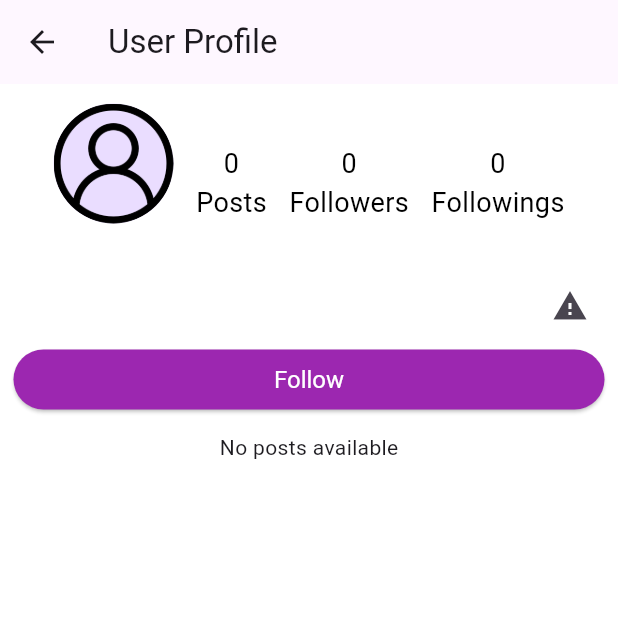
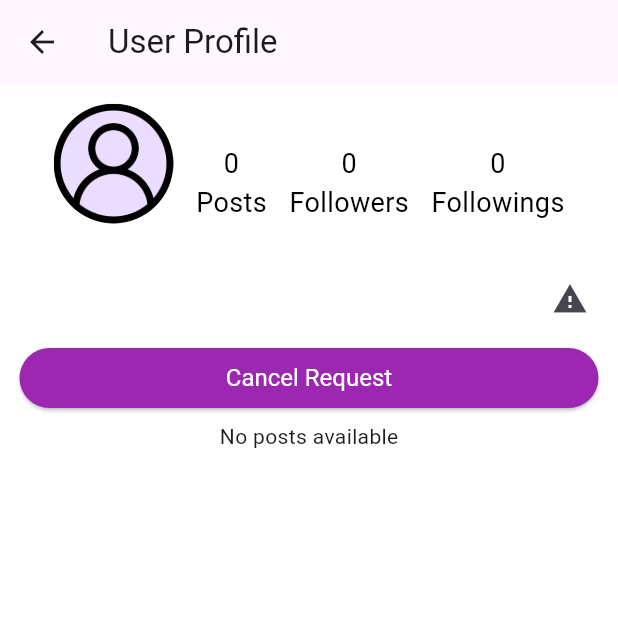
Before and after one commit to SumanTanwar/SocialTrails_Flutter, a Flutter app: the FollowUnfollowView screen opened directly with empty values, after a tap on "Follow", on a phone screen of 412 x 824 dp, the top half of it. Run offline on Flutter 3.47's test engine with Material 3 defaults, Android fonts, the phone set to English and light mode, and no system bars; our stand-ins replace connectivity_plus, firebase_auth, firebase_core, firebase_database, firebase_storage, google_maps_flutter and 3 more; accounts and stored records are empty.

Commit message:
send and cancel request done

```diff
--- a/lib/Utility/FollowService.dart
+++ b/lib/Utility/FollowService.dart
@@ -76,7 +76,7 @@ class FollowService implements IFollowService {
         final newUserFollow = {
           "followId": followId,
           "userId": currentUserId,
-          "followingIds": {userIdToFollow: true},
+          "followingIds": {userIdToFollow: false},
           "followerIds": [],
           "createdOn": DateTime.now().toIso8601String(),
         };
--- a/lib/follounfollow.dart
+++ b/lib/follounfollow.dart
@@ -1,6 +1,7 @@
 import 'package:flutter/material.dart';
 import 'package:socialtrailsapp/Interface/OperationCallback.dart';
 import 'package:socialtrailsapp/ModelData/Report.dart';
+import 'package:socialtrailsapp/Utility/FollowService.dart';
 import 'package:socialtrailsapp/Utility/ReportService.dart';
 import 'package:socialtrailsapp/Utility/SessionManager.dart';
 import 'package:socialtrailsapp/Utility/UserService.dart';
@@ -14,6 +15,7 @@ import '../Utility/Utils.dart';
 class FollowUnfollowView extends StatefulWidget {
   final String userId;
 
+
   FollowUnfollowView({required this.userId});
 
   @override
@@ -22,9 +24,108 @@ class FollowUnfollowView extends StatefulWidget {
 
 class _FollowUnfollowViewState extends State<FollowUnfollowView> {
   Users? user;
+
+
   bool isLoading = true;
+  bool isFollowing = false;
+  bool isPendingRequest = false;
+  bool isFollowUnFollow = true;
+  bool isFollowedBack = false;
+  bool showConfirmationButtons = false;
+  String alertMessage = '';
+  bool showingAlert = false;
+
+  String currentUserId = SessionManager().getUserID()!;
   final UserService userService = UserService();
   final UserPostService userPostService = UserPostService();
+  final FollowService followService = FollowService();
+
+
+
+  void sendFollowRequest() {
+    setState(() {
+      isPendingRequest = true;
+      isFollowing = true;
+      isFollowUnFollow = false;
+    });
+
+    // Call the sendFollowRequest method
+    followService.sendFollowRequest(currentUserId, widget.userId).then((_) {
+      // If the function completes successfully
+      setState(() {
+        alertMessage = "Follow request sent!";
+        showingAlert = true;
+        isFollowUnFollow = false; // Change button to unfollow after request is sent
+      });
+    }).catchError((error) {
+      // Handle the error
+      setState(() {
+        alertMessage = "Error sending follow request: $error";
+        showingAlert = true;
+      });
+    });
+  }
+
+  Future<void> _checkPendingRequest() async {
+    bool hasPendingRequest = await followService.checkPendingRequestsForCancel(currentUserId, widget.userId);
+    setState(() {
+      isPendingRequest = hasPendingRequest;
+      isFollowUnFollow = !isPendingRequest;  // If there's a pending request, we shouldn't show the "Follow" button
+    });
+  }
+
+  void unfollowUser() {
+    setState(() {
+      isFollowing = false;
+    });
+  }
+
+  void cancelFollowRequest() {
+    setState(() {
+      isPendingRequest = false;
+      isFollowUnFollow = true;
+    });
+
+    // Call the cancelFollowRequest method
+    followService.cancelFollowRequest(currentUserId, widget.userId).then((_) {
+      // If the function completes successfully
+   //   followService.sendNotify(widget.userId, 'has cancelled the follow request', currentUserId);
+
+      setState(() {
+        alertMessage = "Follow request canceled!";
+        showingAlert = true;
+        isFollowUnFollow = true;  // Change button back to "Follow"
+      });
+    }).catchError((error) {
+      // Handle the error
+      setState(() {
+        alertMessage = "Error canceling follow request: $error";
+        showingAlert = true;
+      });
+    });
+  }
+
+  void confirmFollowRequest() {
+    setState(() {
+      isPendingRequest = false;
+      isFollowing = true;
+    });
+  }
+
+  void rejectFollowRequest() {
+    setState(() {
+      isPendingRequest = false;
+    });
+  }
+
+  void followBack() {
+    setState(() {
+      isFollowedBack = false;
+      isFollowing = true;
+    });
+  }
+
+
   List<String> _postImages = [];
   int postsCount = 0;
 
@@ -32,6 +133,7 @@ class _FollowUnfollowViewState extends State<FollowUnfollowView> {
   void initState() {
     super.initState();
     _fetchUserDetails();
+    _checkPendingRequest();
   }
 
   Future<void> _fetchUserDetails() async {
@@ -41,6 +143,8 @@ class _FollowUnfollowViewState extends State<FollowUnfollowView> {
       isLoading = false;
     });
   }
+
+
 
   Future<void> _fetchUserPosts(String userId) async {
     await userPostService.getAllUserPost(userId, DataOperationCallback<List<UserPost>>(
@@ -61,11 +165,6 @@ class _FollowUnfollowViewState extends State<FollowUnfollowView> {
         print("Failed to fetch posts: $error");
       },
     ));
-  }
-
-  void _followUser() {
-    // Add your follow logic here, e.g., API call to follow the user
-    print("Followed user with ID: ${widget.userId}");
   }
 
   void openReportDialog(BuildContext context, String userId) {
@@ -208,26 +307,58 @@ class _FollowUnfollowViewState extends State<FollowUnfollowView> {
                   ProfileStat(count: '0', label: 'Followings'), // Placeholder for followings count
                 ],
               ),
-              SizedBox(height: 5),
               UserDetailText(label: user?.bio ?? '', onReportPressed: () => openReportDialog(context, user!.userId)),
             //  SizedBox(height: 5),
 
+              Padding(
+                padding: const EdgeInsets.all(4.0),
+                child: Column(
+                  children: [
+                    // Follow/Unfollow button with your provided style
+                    if (!isPendingRequest) // Show follow/unfollow only if no pending request
                       Padding(
                         padding: const EdgeInsets.all(1.0),
                         child: SizedBox(
                           width: double.infinity,
                           child: ElevatedButton(
-                    onPressed: _followUser,
+                            onPressed: isFollowing ? unfollowUser : sendFollowRequest,
+                            style: ElevatedButton.styleFrom(
+                              backgroundColor: Colors.purple, // Button color
+                              padding: const EdgeInsets.symmetric(vertical: 10.0),
+                              textStyle: const TextStyle(fontSize: 16),
+                            ),
+                            child: Text(
+                              isFollowing ? 'Unfollow' : 'Follow',
+                              style: TextStyle(color: Colors.white),
+                            ),
+                          ),
+                        ),
+                      ),
+
+                    // Cancel Request button
+                    if (isPendingRequest) // Show cancel request only if there's a pending request
+                      Padding(
+                        padding: const EdgeInsets.all(1.0),
+                        child: SizedBox(
+                          width: double.infinity,
+                          child: ElevatedButton(
+                            onPressed: cancelFollowRequest,
                             style: ElevatedButton.styleFrom(
                               backgroundColor: Colors.purple,
                               padding: const EdgeInsets.symmetric(vertical: 10.0),
                               textStyle: const TextStyle(fontSize: 16),
                             ),
-                    child: Text('Follow', style: TextStyle(color: Colors.white)),
+                            child: Text(
+                              "Cancel Request",
+                              style: TextStyle(color: Colors.white),
                             ),
                           ),
                         ),
-              SizedBox(height: 10,),
+                      ),
+                  ],
+                ),
+              ),
+
               _postImages.isNotEmpty
                   ? Expanded(
                 child: GridView.builder(
```
Lines whose indentation alone changed are shown as unchanged.
